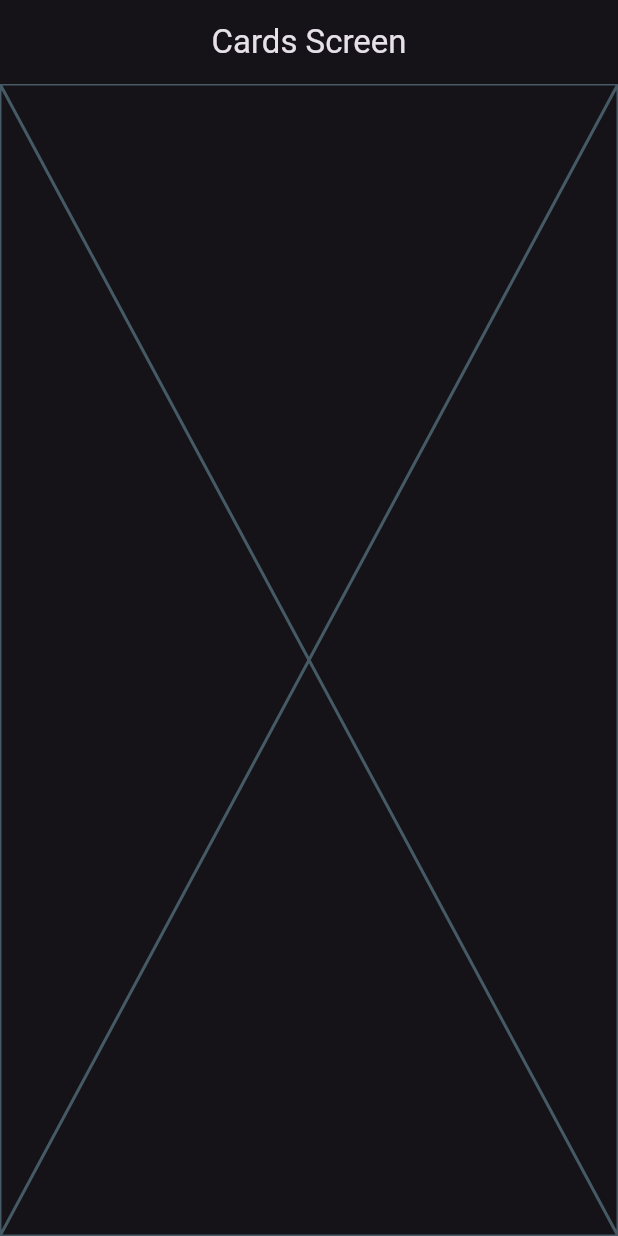
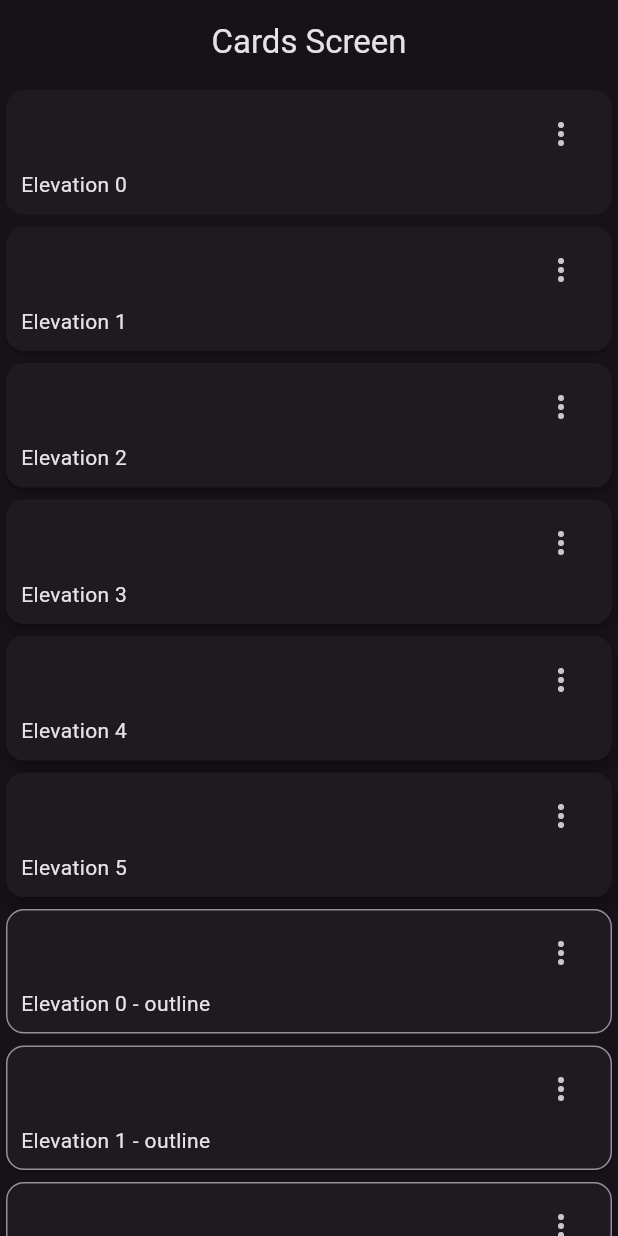
Before and after one commit to reyduar/flutter_widgets_app, a Flutter app: the CardsScreen screen opened by its route, on a phone screen of 412 x 824 dp. Run offline on Flutter 3.47's test engine with Material 2 defaults, Android fonts, the phone set to English and light mode, and no system bars; our stand-ins replace go_router.

Commit message:
Added cards type 1 with borders and type without borders

```diff
--- a/lib/presentation/screens/cards/cards_screen.dart
+++ b/lib/presentation/screens/cards/cards_screen.dart
@@ -1,4 +1,13 @@
 import 'package:flutter/material.dart';
+
+const cards = <Map<String, dynamic>>[
+  {'elevation': 0.0, 'label': 'Elevation 0'},
+  {'elevation': 1.0, 'label': 'Elevation 1'},
+  {'elevation': 2.0, 'label': 'Elevation 2'},
+  {'elevation': 3.0, 'label': 'Elevation 3'},
+  {'elevation': 4.0, 'label': 'Elevation 4'},
+  {'elevation': 5.0, 'label': 'Elevation 5'},
+];
 
 class CardsScreen extends StatelessWidget {
   static const String name = 'cards_screen';
@@ -10,7 +19,91 @@ class CardsScreen extends StatelessWidget {
       appBar: AppBar(
         title: const Text('Cards Screen'),
       ),
-      body: const Placeholder(),
+      body: const _CardsView(),
     );
   }
 }
+
+class _CardsView extends StatelessWidget {
+  const _CardsView({
+    super.key,
+  });
+
+  @override
+  Widget build(BuildContext context) {
+    return SingleChildScrollView(
+      child: Column(
+        children: [
+          ...cards.map((card) => _CardType1(
+                elevation: card['elevation'],
+                label: card['label'],
+              )),
+          ...cards.map((card) => _CardType2(
+                elevation: card['elevation'],
+                label: card['label'],
+              ))
+        ],
+      ),
+    );
+  }
+}
+
+class _CardType1 extends StatelessWidget {
+  final String label;
+  final double elevation;
+
+  const _CardType1({required this.label, required this.elevation});
+
+  @override
+  Widget build(BuildContext context) {
+    return Card(
+      elevation: elevation,
+      child: Padding(
+        padding: const EdgeInsets.fromLTRB(10, 5, 10, 10),
+        child: Column(children: [
+          Align(
+              alignment: Alignment.topRight,
+              child: IconButton(
+                  onPressed: () {},
+                  icon: const Icon(Icons.more_vert_outlined))),
+          Align(
+            alignment: Alignment.topLeft,
+            child: Text(label),
+          ),
+        ]),
+      ),
+    );
+  }
+}
+
+class _CardType2 extends StatelessWidget {
+  final String label;
+  final double elevation;
+
+  const _CardType2({required this.label, required this.elevation});
+
+  @override
+  Widget build(BuildContext context) {
+    final colors = Theme.of(context).colorScheme;
+    return Card(
+      shape: RoundedRectangleBorder(
+          borderRadius: const BorderRadius.all(Radius.circular(12)),
+          side: BorderSide(color: colors.outline)),
+      elevation: elevation,
+      child: Padding(
+        padding: const EdgeInsets.fromLTRB(10, 5, 10, 10),
+        child: Column(children: [
+          Align(
+              alignment: Alignment.topRight,
+              child: IconButton(
+                  onPressed: () {},
+                  icon: const Icon(Icons.more_vert_outlined))),
+          Align(
+            alignment: Alignment.topLeft,
+            child: Text('$label - outline'),
+          ),
+        ]),
+      ),
+    );
+  }
+}
```
